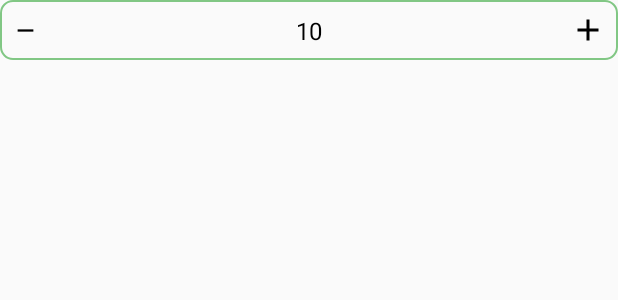
After one commit to tuananhkidd/TienIchMuaSam_Android, an Android app: the layout layout_quantity_selected.xml on its own in the app's theme, with its tools: preview values and no code run, on a phone screen of 412 x 824 dp. The commit adds this screen. Shown: the top 300 px of the screen. Run offline under Robolectric (Android 15) with nearby library versions, the phone set to English and light mode, and no system bars; Roboto replaces fonts that are not available here.

Commit message:
Quantity selected customview

```diff
--- /dev/null
+++ b/app/src/main/res/drawable-anydpi/ic_add.xml
@@ -0,0 +1,10 @@
+<vector xmlns:android="http://schemas.android.com/apk/res/android"
+    android:width="24dp"
+    android:height="24dp"
+    android:viewportWidth="24"
+    android:viewportHeight="24"
+    android:tint="#000000">
+    <path
+        android:fillColor="#FF000000"
+        android:pathData="M19,13h-6v6h-2v-6H5v-2h6V5h2v6h6v2z"/>
+</vector>
--- /dev/null
+++ b/app/src/main/res/drawable-anydpi/ic_remove.xml
@@ -0,0 +1,10 @@
+<vector xmlns:android="http://schemas.android.com/apk/res/android"
+    android:width="24dp"
+    android:height="24dp"
+    android:tint="#000000"
+    android:viewportWidth="24"
+    android:viewportHeight="24">
+    <path
+        android:fillColor="#FF000000"
+        android:pathData="M19,13H5v-2h14v2z" />
+</vector>
--- /dev/null
+++ b/app/src/main/res/drawable/bg_quantity_selected.xml
@@ -0,0 +1,11 @@
+<?xml version="1.0" encoding="utf-8"?>
+<shape xmlns:android="http://schemas.android.com/apk/res/android"
+    android:shape="rectangle">
+
+    <corners android:radius="@dimen/margin_8dp"/>
+
+    <stroke
+        android:width="1dp"
+        android:color="@color/colorPrimary" />
+
+</shape>
--- /dev/null
+++ b/app/src/main/res/layout/layout_quantity_selected.xml
@@ -0,0 +1,41 @@
+<?xml version="1.0" encoding="utf-8"?>
+<androidx.constraintlayout.widget.ConstraintLayout xmlns:android="http://schemas.android.com/apk/res/android"
+    xmlns:app="http://schemas.android.com/apk/res-auto"
+    xmlns:tools="http://schemas.android.com/tools"
+    android:layout_width="match_parent"
+    android:layout_height="wrap_content"
+    android:background="@drawable/bg_quantity_selected"
+    android:padding="@dimen/margin_8dp">
+
+    <ImageView
+        android:id="@+id/btn_remove"
+        android:layout_width="18dp"
+        android:layout_height="18dp"
+        android:src="@drawable/ic_remove"
+        app:layout_constraintBottom_toBottomOf="parent"
+        app:layout_constraintStart_toStartOf="parent"
+        app:layout_constraintTop_toTopOf="parent" />
+
+    <TextView
+        android:id="@+id/tv_quantity"
+        android:layout_width="wrap_content"
+        android:layout_height="wrap_content"
+        android:textColor="@color/md_black_1000"
+        android:textSize="@dimen/text_size16"
+        app:layout_constraintBottom_toBottomOf="parent"
+        app:layout_constraintEnd_toEndOf="parent"
+        app:layout_constraintStart_toStartOf="parent"
+        app:layout_constraintTop_toTopOf="parent"
+        tools:text="10" />
+
+
+    <ImageView
+        android:id="@+id/btn_add"
+        android:layout_width="wrap_content"
+        android:layout_height="wrap_content"
+        android:src="@drawable/ic_add"
+        app:layout_constraintBottom_toBottomOf="parent"
+        app:layout_constraintEnd_toEndOf="parent"
+        app:layout_constraintTop_toTopOf="parent" />
+
+</androidx.constraintlayout.widget.ConstraintLayout>
```
Also changed, not shown: app/src/main/java/com/beetech/tienichmuasam/custom/CustomViewConstraintLayout.java (added, +66 -0 lines), app/src/main/java/com/beetech/tienichmuasam/custom/QuantitySelectedCustomView.java (added, +116 -0 lines), app/src/main/java/com/beetech/tienichmuasam/entity/response/DetailProductResponse.java (+92 -92 lines), app/src/main/res/values/attrs.xml (+28 -23 lines), app/src/main/res/drawable-hdpi/ic_add.png (added), app/src/main/res/drawable-hdpi/ic_remove.png (added), app/src/main/res/drawable-mdpi/ic_add.png (added), app/src/main/res/drawable-mdpi/ic_remove.png (added), app/src/main/res/drawable-v24/ic_add.png (deleted), app/src/main/res/drawable-xhdpi/ic_add.png (added), app/src/main/res/drawable-xhdpi/ic_remove.png (added), app/src/main/res/drawable-xxhdpi/ic_add.png (added), app/src/main/res/drawable-xxhdpi/ic_remove.png (added).
